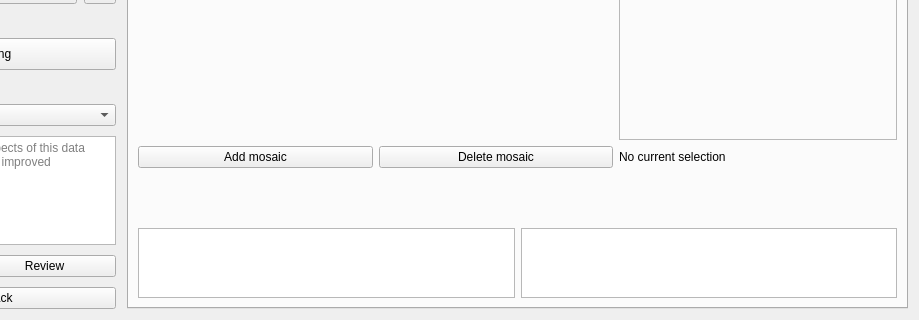
Before: the Qt Designer form mapflow/dialogs/static/ui/main_dialog.ui in Geoalert/mapflow-qgis, drawn with Qt 5; both pictures show x 191 to 1110 and y 230 to 550 of the 1110 by 550 pixel window.
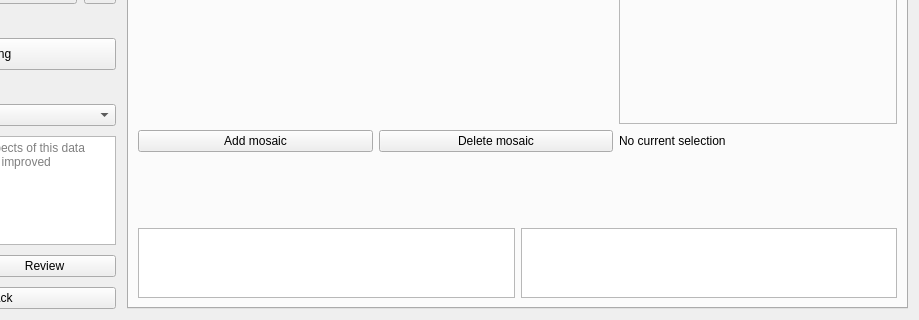
After: the same form once the commit is applied. The open tabs and pages were chosen to show the change. Icons and pictures are not drawn. Custom widgets are drawn as their Qt base class.

Commit message: Sort tables + Show filesize + Show clear message for 'FileValidationFailed'

The edit to the form file:
```diff
--- a/mapflow/dialogs/static/ui/main_dialog.ui
+++ b/mapflow/dialogs/static/ui/main_dialog.ui
@@ -1541,7 +1541,7 @@
                  <property name="minimumSize">
                   <size>
                    <width>0</width>
-                   <height>48</height>
+                   <height>64</height>
                   </size>
                  </property>
                  <property name="maximumSize">
```
The commit also changes 2 other files.
